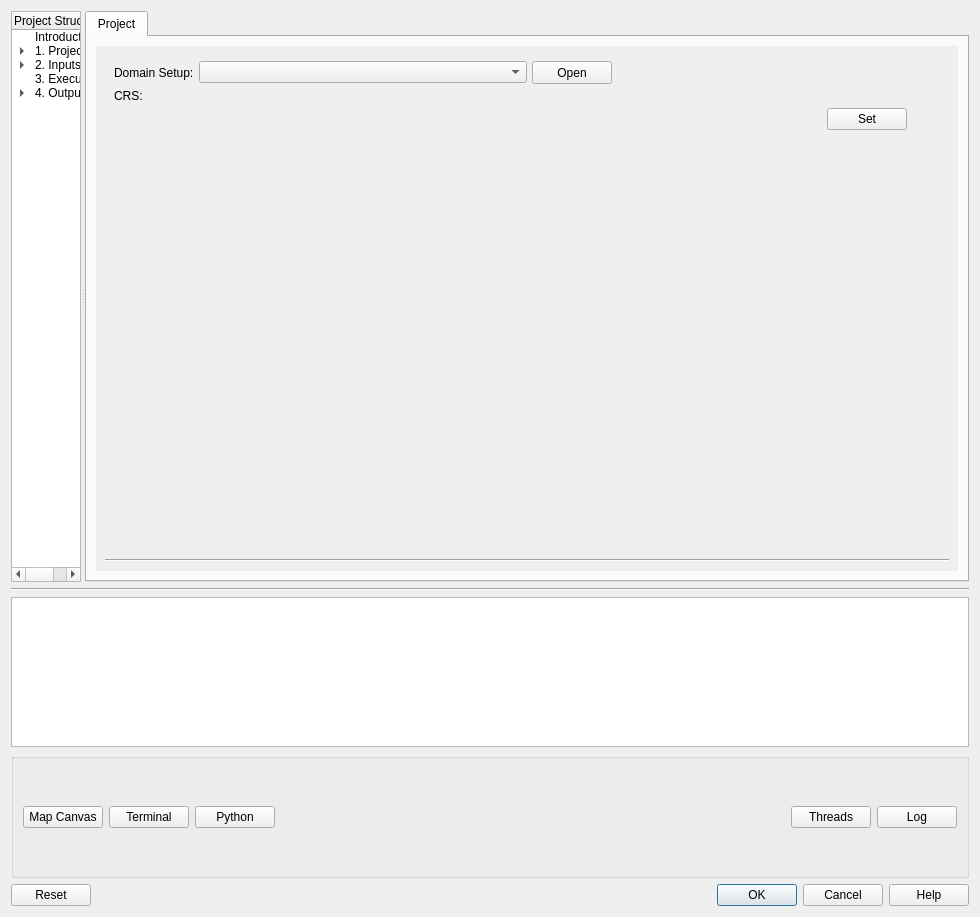
mhm-ufz/mHM-QGIS, file src/mhm_qgis/qt/ui/forms/mhm_qgis_main.ui: the form before one commit.
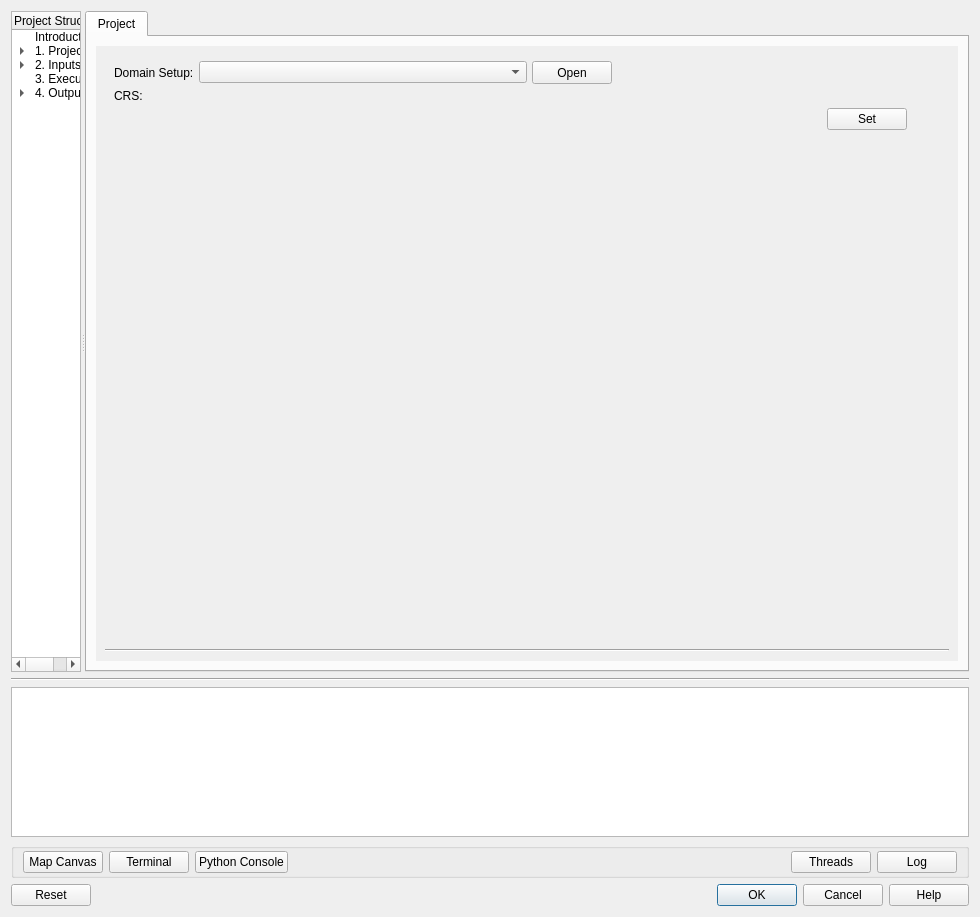
The form after the commit. The open tabs and pages were chosen to show the change. Icons and pictures are not drawn. Custom widgets are drawn as their Qt base class.

Commit message: Improve terminal, connect python console and log dialog

```diff
--- a/src/mhm_qgis/qt/ui/forms/mhm_qgis_main.ui
+++ b/src/mhm_qgis/qt/ui/forms/mhm_qgis_main.ui
@@ -13,7 +13,7 @@
   <property name="windowTitle">
    <string>mHM QGIS</string>
   </property>
-  <layout class="QVBoxLayout" name="verticalLayout_15" stretch="0,0,0,0,0">
+  <layout class="QVBoxLayout" name="verticalLayout_15" stretch="1,0,0,0,0">
    <item>
     <widget class="QSplitter" name="splitter">
      <property name="orientation">
@@ -561,8 +561,8 @@
                 <rect>
                  <x>0</x>
                  <y>0</y>
-                 <width>808</width>
-                 <height>592</height>
+                 <width>307</width>
+                 <height>236</height>
                 </rect>
                </property>
                <layout class="QVBoxLayout" name="verticalLayout_3">
@@ -7334,6 +7334,12 @@
       <string/>
      </property>
      <layout class="QHBoxLayout" name="horizontalLayout_2">
+      <property name="topMargin">
+       <number>2</number>
+      </property>
+      <property name="bottomMargin">
+       <number>2</number>
+      </property>
       <item>
        <widget class="QPushButton" name="pushButton_mapCanvas">
         <property name="text">
@@ -7351,7 +7357,7 @@
       <item>
        <widget class="QPushButton" name="pushButton_python">
         <property name="text">
-         <string>Python</string>
+         <string>Python Console</string>
         </property>
        </widget>
       </item>
```
Left out of the diff: 6 changed lines with no effect on the pictures. The commit also changes 6 other files.
